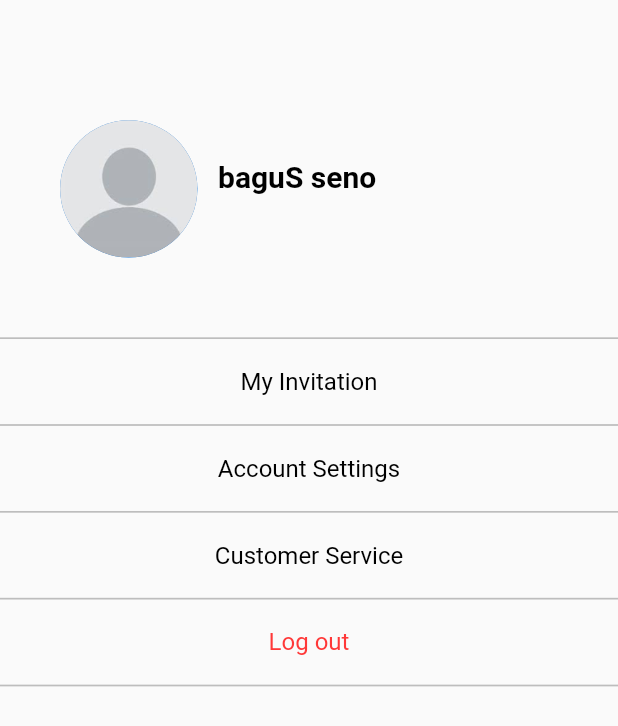
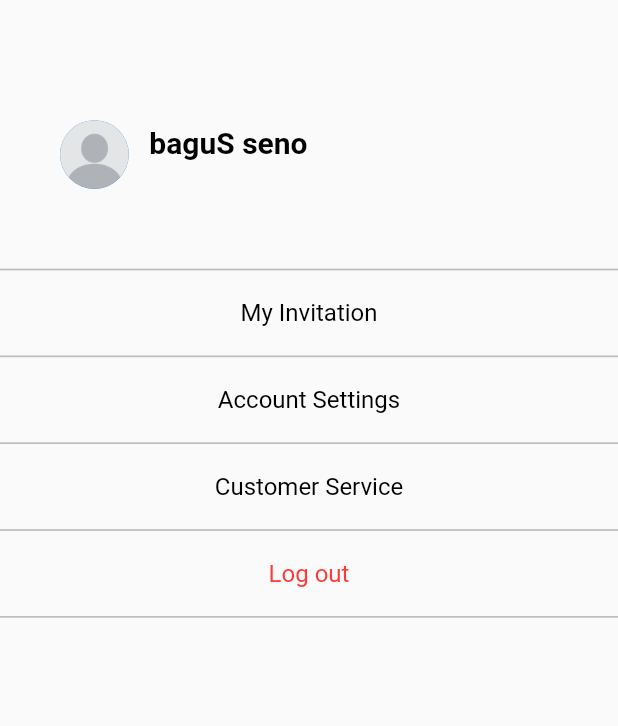
Before and after one commit to IrfanAhmadAsqolani/TravelMate_Mobile, a Flutter app: the ProfilePage screen opened directly, on a phone screen of 412 x 824 dp. Shown: the top 726 px of the screen. Run offline on Flutter 3.47's test engine with Material 2 defaults, Android fonts, the phone set to English and light mode, and no system bars; our stand-ins replace date_time_picker, dio, equatable, flutter_screenutil, flutter_svg, get and 3 more; accounts and stored records are empty; network calls fail; Roboto replaces fonts that are missing (SFPro); project files that could hold a hidden picture were left out.

Commit message:
change profileimage to cachednetworkimage

```diff
--- a/lib/authentication/authentication_manager.dart
+++ b/lib/authentication/authentication_manager.dart
@@ -55,7 +55,7 @@ class AuthenticationManager extends GetxController with CacheManager {
       } else {
         throw '';
       }
-    } on DioError catch (e) {
+    } on DioError catch (_) {
       Get.snackbar('Error', 'Gagal login');
     } catch (e) {
       Get.snackbar('Error', 'Gagal login');
--- a/lib/components/big_profile_card.dart
+++ b/lib/components/big_profile_card.dart
@@ -1,3 +1,4 @@
+import 'package:cached_network_image/cached_network_image.dart';
 import 'package:flutter/material.dart';
 import 'package:travelmate/dependencies/dependencies.dart';
 import 'package:travelmate/gen/assets.gen.dart';
@@ -19,27 +20,23 @@ class BigProfileCard extends StatefulWidget {
 }
 
 class _BigProfileCardState extends State<BigProfileCard> {
-  bool isError = false;
   @override
   Widget build(BuildContext context) {
     return Row(
       children: [
-        isError
-            ? CircleAvatar(
-                radius: 40.w,
-                backgroundImage: AssetImage(
-                  Assets.images.imgPersonDefault.path,
-                ),
-              )
-            : CircleAvatar(
-                radius: 40.w,
-                backgroundImage: NetworkImage(widget.user?.pictImageUrl ?? ''),
-                backgroundColor: Colors.transparent,
-                onBackgroundImageError: (_, __) {
-                  isError = true;
-                  setState(() {});
-                },
+        CachedNetworkImage(
+          imageUrl: widget.user?.pictImageUrl ?? '',
+          width: 40.w,
+          height: 40.w,
+          errorWidget: (_, __, ___) {
+            return CircleAvatar(
+              radius: 40.w,
+              backgroundImage: AssetImage(
+                Assets.images.imgPersonDefault.path,
               ),
+            );
+          },
+        ),
         SizedBox(width: 12.w),
         Expanded(
           child: Column(
```
